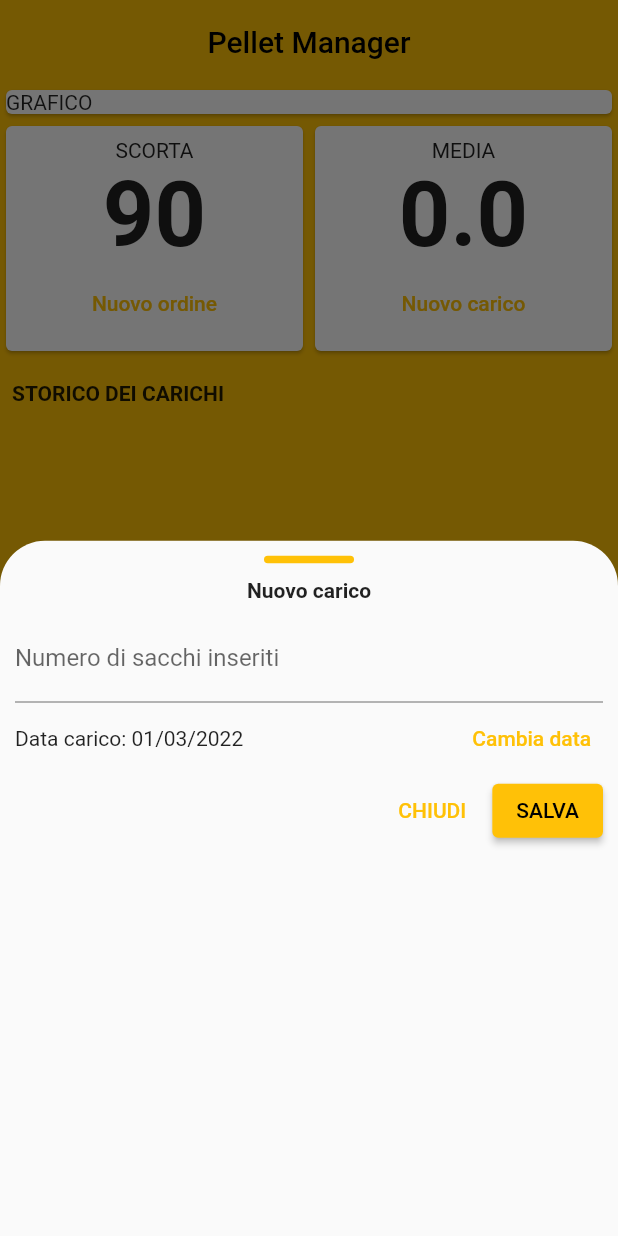
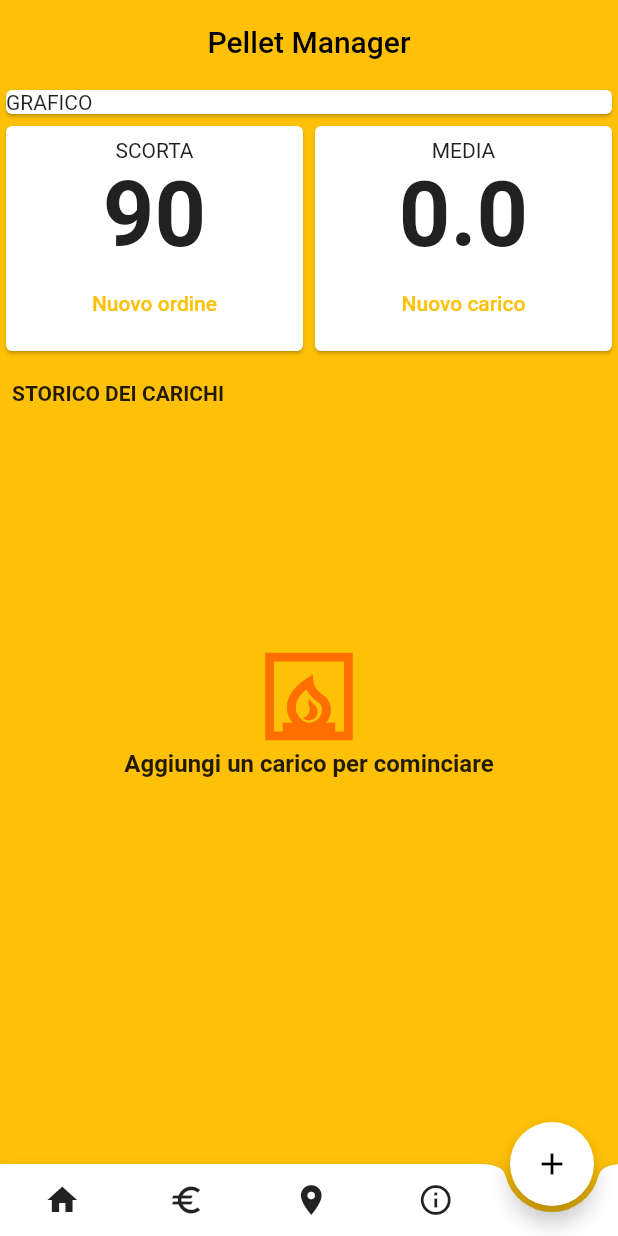
Before and after one commit to eilgug/pellet-manager, a Flutter app: the screen it shows after launch, after a tap on the "add" icon, on a phone screen of 412 x 824 dp. Run offline on Flutter 3.47's test engine with Material 2 defaults, Android fonts, the phone set to English and light mode, and no system bars.

Commit message:
moved home page content in new class

```diff
--- a/lib/main.dart
+++ b/lib/main.dart
@@ -1,10 +1,8 @@
 import 'package:flutter/material.dart';
-import 'package:pellet_manager/models/loads.dart';
-import 'package:pellet_manager/widgets/consumoMedio.dart';
-import 'package:pellet_manager/widgets/loadList.dart';
+import 'package:pellet_manager/screens/homePage.dart';
 import 'package:pellet_manager/widgets/myBottomAppBar.dart';
-import 'package:pellet_manager/widgets/newLoad.dart';
-import 'package:pellet_manager/widgets/sacchiRimanenti.dart';
+
+import 'widgets/newLoad.dart';
 
 void main() {
   runApp(const MyApp());
@@ -35,62 +33,6 @@ class MyHomePage extends StatefulWidget {
 }
 
 class _MyHomePageState extends State<MyHomePage> {
-  int _stock = 90;
-  double _average = 0.0;
-  final List<Loads> _userLoads = [
-    //Loads(id: DateTime.now().toString(), bags: 4, date: DateTime.now()),
-    //Loads(id: DateTime.now().toString(), bags: 4, date: DateTime.now()),
-  ];
-
-  void _addNewLoads(int bags, DateTime date) {
-    final Loads newLoad =
-        Loads(id: DateTime.now().toString(), bags: bags, date: date);
-
-    setState(() {
-      _stock -= newLoad.bags;
-      _average = ((_average * _userLoads.length) + newLoad.bags) /
-          (_userLoads.length + 1);
-
-      _userLoads.add(newLoad);
-      _orderBy(1);
-    });
-  }
-
-  void _deleteLoad(String id) {
-    setState(() {
-      Loads loadToBeRemoved = _userLoads.firstWhere((load) => load.id == id);
-
-      _stock += loadToBeRemoved.bags; // Aggiorno lo stock
-      _average = ((_average * _userLoads.length) - loadToBeRemoved.bags) /
-          (_userLoads.length - 1); // Aggiorno la media
-      if (_average.isNaN) {
-        _average = 0.0;
-      } // Verifico che la average sia un numero valido
-
-      _userLoads.remove(loadToBeRemoved); // Rimuovo l'elemento dalla lista
-    });
-  }
-
-  void _startAddNewLoads(BuildContext ctx) {
-    showModalBottomSheet(
-        context: ctx,
-        shape: RoundedRectangleBorder(
-          borderRadius: BorderRadius.vertical(
-            top: Radius.circular(30),
-          ),
-        ),
-        builder: (bCtx) {
-          return GestureDetector(
-              onTap: () {},
-              behavior: HitTestBehavior.opaque,
-              child: NewLoad(stock: _stock, addLoad: _addNewLoads));
-        });
-  }
-
-  void _orderBy(int by) {
-    _userLoads.sort((a, b) => a.date.compareTo(b.date));
-  }
-
   @override
   Widget build(BuildContext context) {
     return Scaffold(
@@ -104,50 +46,11 @@ class _MyHomePageState extends State<MyHomePage> {
       ),
       bottomNavigationBar: MyBottomAppBar(),
       floatingActionButton: FloatingActionButton(
-        onPressed: () => _startAddNewLoads(context),
-        tooltip: 'Increment',
-        child: const Icon(Icons.add),
-        backgroundColor: Colors.white,
-      ),
+          onPressed: () {},
+          child: const Icon(Icons.add),
+          backgroundColor: Colors.white),
       floatingActionButtonLocation: FloatingActionButtonLocation.endDocked,
-      body: Column(
-        crossAxisAlignment: CrossAxisAlignment.start,
-        children: <Widget>[
-          // Grafico carici giornalieri
-          Container(
-            width: double.infinity,
-            child: Card(
-              child: Text('GRAFICO'),
-            ),
-          ),
-          Row(
-            mainAxisAlignment: MainAxisAlignment.spaceEvenly,
-            children: [
-              SacchiRimanenti(stock: _stock),
-              ConsumoMedio(
-                  average: _average, newLoad: () => _startAddNewLoads(context)),
-            ],
-          ),
-          SizedBox(
-            height: 16,
-          ),
-          Container(
-            margin: EdgeInsets.only(left: 8, bottom: 4),
-            child: Text(
-              "STORICO DEI CARICHI",
-              style: TextStyle(
-                fontSize: 14,
-                fontWeight: FontWeight.bold,
-              ),
-            ),
-          ),
-          //Lista carichi
-          LoadsList(
-            userLoads: _userLoads.reversed.toList(),
-            deleteLoad: _deleteLoad,
-          )
-        ],
-      ),
+      body: HomePage(),
     );
   }
 }
--- /dev/null
+++ b/lib/screens/homePage.dart
@@ -0,0 +1,114 @@
+import 'package:flutter/material.dart';
+
+import '../models/loads.dart';
+import '../widgets/consumoMedio.dart';
+import '../widgets/loadList.dart';
+import '../widgets/newLoad.dart';
+import '../widgets/sacchiRimanenti.dart';
+
+class HomePage extends StatefulWidget {
+  const HomePage({Key? key}) : super(key: key);
+
+  @override
+  _HomePageState createState() => _HomePageState();
+}
+
+class _HomePageState extends State<HomePage> {
+  int _stock = 90;
+  double _average = 0.0;
+  final List<Loads> _userLoads = [
+    //Loads(id: DateTime.now().toString(), bags: 4, date: DateTime.now()),
+    //Loads(id: DateTime.now().toString(), bags: 4, date: DateTime.now()),
+  ];
+
+  void _addNewLoads(int bags, DateTime date) {
+    final Loads newLoad =
+        Loads(id: DateTime.now().toString(), bags: bags, date: date);
+
+    setState(() {
+      _stock -= newLoad.bags;
+      _average = ((_average * _userLoads.length) + newLoad.bags) /
+          (_userLoads.length + 1);
+
+      _userLoads.add(newLoad);
+      _orderBy(1);
+    });
+  }
+
+  void _deleteLoad(String id) {
+    setState(() {
+      Loads loadToBeRemoved = _userLoads.firstWhere((load) => load.id == id);
+
+      _stock += loadToBeRemoved.bags; // Aggiorno lo stock
+      _average = ((_average * _userLoads.length) - loadToBeRemoved.bags) /
+          (_userLoads.length - 1); // Aggiorno la media
+      if (_average.isNaN) {
+        _average = 0.0;
+      } // Verifico che la average sia un numero valido
+
+      _userLoads.remove(loadToBeRemoved); // Rimuovo l'elemento dalla lista
+    });
+  }
+
+  void _startAddNewLoads(BuildContext ctx) {
+    showModalBottomSheet(
+        context: ctx,
+        shape: RoundedRectangleBorder(
+          borderRadius: BorderRadius.vertical(
+            top: Radius.circular(30),
+          ),
+        ),
+        builder: (bCtx) {
+          return GestureDetector(
+              onTap: () {},
+              behavior: HitTestBehavior.opaque,
+              child: NewLoad(stock: _stock, addLoad: _addNewLoads));
+        });
+  }
+
+  void _orderBy(int by) {
+    _userLoads.sort((a, b) => a.date.compareTo(b.date));
+  }
+
+  @override
+  Widget build(BuildContext context) {
+    return Column(
+      crossAxisAlignment: CrossAxisAlignment.start,
+      children: <Widget>[
+        // Grafico carici giornalieri
+        Container(
+          width: double.infinity,
+          child: Card(
+            child: Text('GRAFICO'),
+          ),
+        ),
+        Row(
+          mainAxisAlignment: MainAxisAlignment.spaceEvenly,
+          children: [
+            SacchiRimanenti(stock: _stock),
+            ConsumoMedio(
+                average: _average, newLoad: () => _startAddNewLoads(context)),
+          ],
+        ),
+        SizedBox(
+          height: 16,
+        ),
+        Container(
+          margin: EdgeInsets.only(left: 8, bottom: 4),
+          child: Text(
+            "STORICO DEI CARICHI",
+            style: TextStyle(
+              fontSize: 14,
+              fontWeight: FontWeight.bold,
+            ),
+          ),
+        ),
+        //Lista carichi
+        LoadsList(
+          userLoads: _userLoads.reversed.toList(),
+          deleteLoad: _deleteLoad,
+        )
+      ],
+    );
+  }
+}
--- a/lib/widgets/loadList.dart
+++ b/lib/widgets/loadList.dart
@@ -15,7 +15,23 @@ class LoadsList extends StatelessWidget {
     return Container(
       height: 400,
       child: userLoads.isEmpty
-          ? Center(child: Text('LISTA VUOTA'))
+          ? Center(
+              child: Column(
+              mainAxisAlignment: MainAxisAlignment.center,
+              children: [
+                Container(
+                  child: Icon(
+                    Icons.fireplace_outlined,
+                    size: 70,
+                    color: Colors.amber.shade900,
+                  ),
+                ),
+                Text(
+                  'Aggiungi un carico per cominciare',
+                  style: TextStyle(fontSize: 16, fontWeight: FontWeight.bold),
+                ),
+              ],
+            ))
           : ListView.builder(
               itemCount: userLoads.length,
               itemBuilder: (context, index) {
```
